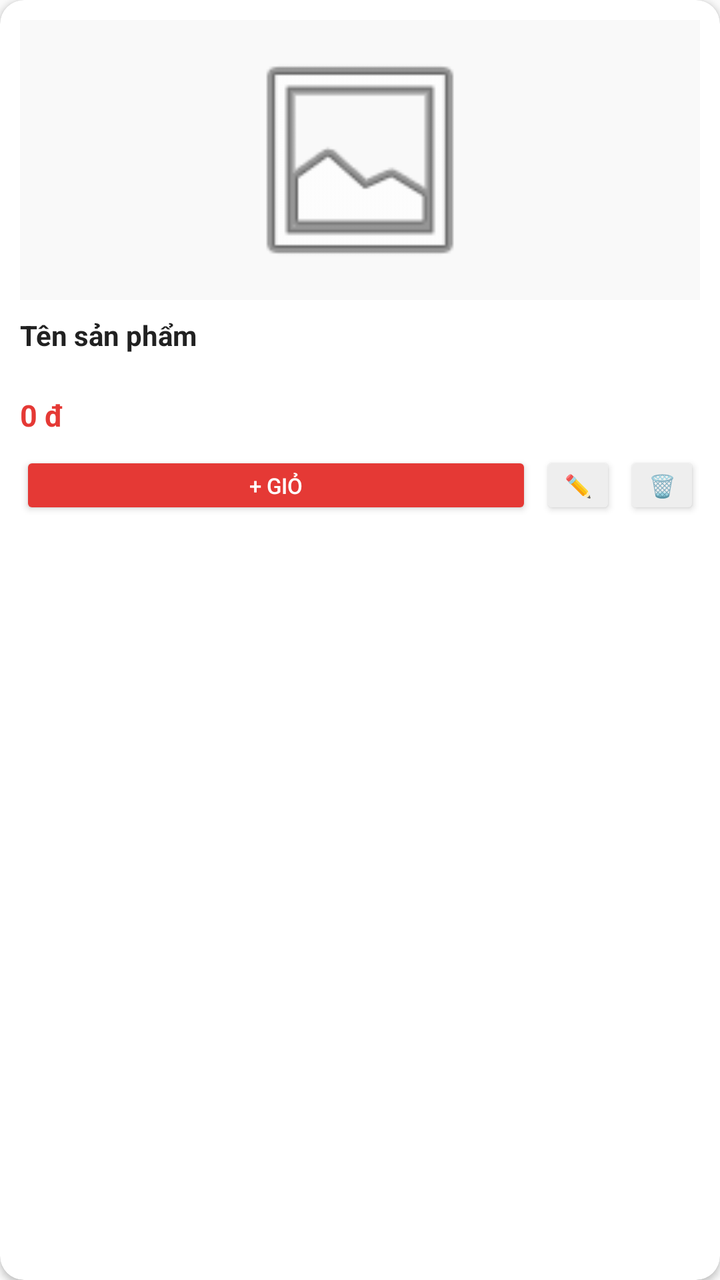
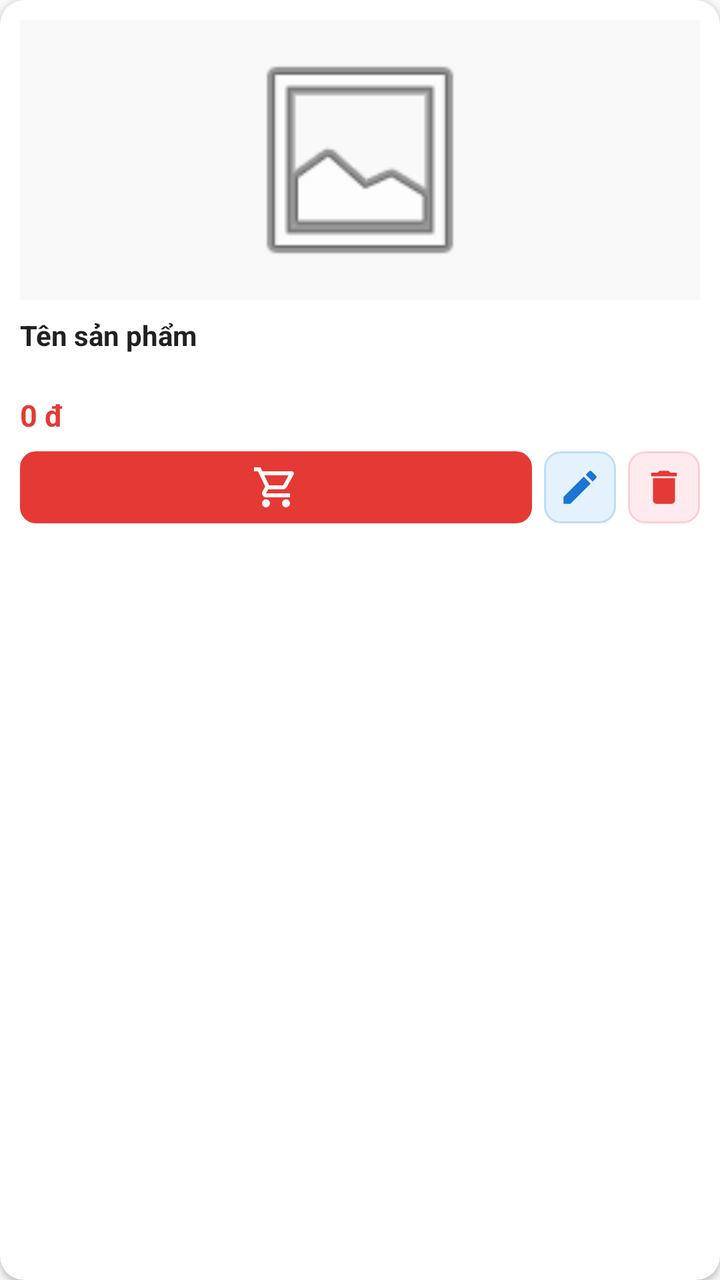

Two renders of the same Android screen: before a commit and after it. Below are the layout's source before the change and the commit's diff.
<!-- AndroidManifest.xml: application theme Theme.Cellphonesclone -->
<!-- res/layout/item_product.xml -->
<?xml version="1.0" encoding="utf-8"?>
<androidx.cardview.widget.CardView xmlns:android="http://schemas.android.com/apk/res/android"
    xmlns:app="http://schemas.android.com/apk/res-auto"
    android:layout_width="match_parent"
    android:layout_height="wrap_content"
    android:layout_margin="6dp"
    app:cardCornerRadius="12dp"
    app:cardElevation="2dp"
    app:cardBackgroundColor="#FFFFFF">

    <LinearLayout
        android:layout_width="match_parent"
        android:layout_height="wrap_content"
        android:orientation="vertical"
        android:padding="10dp">

        
        <ImageView
            android:id="@+id/ivProductImage"
            android:layout_width="match_parent"
            android:layout_height="140dp"
            android:scaleType="fitCenter"
            android:src="@android:drawable/ic_menu_gallery"
            android:background="#F9F9F9"
            android:padding="8dp"/>

        
        <TextView
            android:id="@+id/tvProductName"
            android:layout_width="match_parent"
            android:layout_height="wrap_content"
            android:text="Tên sản phẩm"
            android:textSize="14sp"
            android:textStyle="bold"
            android:textColor="#212121"
            android:maxLines="2"
            android:ellipsize="end"
            android:minLines="2"
            android:layout_marginTop="8dp"/>

        
        <TextView
            android:id="@+id/tvProductPrice"
            android:layout_width="match_parent"
            android:layout_height="wrap_content"
            android:text="0 đ"
            android:textSize="15sp"
            android:textColor="#E53935"
            android:textStyle="bold"
            android:layout_marginTop="4dp"/>

        
        <LinearLayout
            android:layout_width="match_parent"
            android:layout_height="wrap_content"
            android:orientation="horizontal"
            android:gravity="center_vertical"
            android:layout_marginTop="8dp">

            <Button
                android:id="@+id/btnAddToCart"
                android:layout_width="0dp"
                android:layout_height="34dp"
                android:layout_weight="1"
                android:text="+ Giỏ"
                android:textSize="11sp"
                android:backgroundTint="#E53935"
                android:textColor="#FFFFFF"
                android:padding="0dp"/>

            <Button
                android:id="@+id/btnEdit"
                android:layout_width="38dp"
                android:layout_height="34dp"
                android:text="✏️"
                android:textSize="11sp"
                android:backgroundTint="#EEEEEE"
                android:textColor="#424242"
                android:padding="0dp"
                android:layout_marginStart="4dp"/>

            <Button
                android:id="@+id/btnDelete"
                android:layout_width="38dp"
                android:layout_height="34dp"
                android:text="🗑️"
                android:textSize="11sp"
                android:backgroundTint="#EEEEEE"
                android:textColor="#D32F2F"
                android:padding="0dp"
                android:layout_marginStart="4dp"/>

        </LinearLayout>

    </LinearLayout>

</androidx.cardview.widget.CardView>
<!-- resources referenced by this layout -->
<resources>
  <style name="Theme.Cellphonesclone" parent="Theme.AppCompat.Light.NoActionBar">
          <item name="colorPrimary">@color/colorPrimary</item>
          <item name="colorPrimaryDark">@color/colorPrimaryDark</item>
          <item name="colorAccent">@color/colorAccent</item>
          <item name="android:statusBarColor">@color/colorPrimaryDark</item>
      </style>
  <color name="colorPrimary">#E53935</color>
  <color name="colorPrimaryDark">#B71C1C</color>
  <color name="colorAccent">#1976D2</color>
</resources>

<!-- the commit's change to res/layout/item_product.xml (unified diff, before → after) -->
@@ -57,38 +57,39 @@
             android:gravity="center_vertical"
             android:layout_marginTop="8dp">
 
-            <Button
+            <ImageButton
                 android:id="@+id/btnAddToCart"
                 android:layout_width="0dp"
-                android:layout_height="34dp"
+                android:layout_height="36dp"
                 android:layout_weight="1"
-                android:text="+ Giỏ"
-                android:textSize="11sp"
-                android:backgroundTint="#E53935"
-                android:textColor="#FFFFFF"
-                android:padding="0dp"/>
+                android:src="@drawable/ic_cart"
+                android:background="@drawable/bg_btn_cart"
+                android:contentDescription="Thêm vào giỏ hàng"
+                android:scaleType="centerInside"
+                android:padding="6dp"
+                app:tint="#FFFFFF"/>
 
-            <Button
+            <ImageButton
                 android:id="@+id/btnEdit"
-                android:layout_width="38dp"
-                android:layout_height="34dp"
-                android:text="✏️"
-                android:textSize="11sp"
-                android:backgroundTint="#EEEEEE"
-                android:textColor="#424242"
-                android:padding="0dp"
-                android:layout_marginStart="4dp"/>
+                android:layout_width="36dp"
+                android:layout_height="36dp"
+                android:src="@drawable/ic_edit"
+                android:background="@drawable/bg_btn_edit"
+                android:contentDescription="Chỉnh sửa sản phẩm"
+                android:scaleType="centerInside"
+                android:padding="7dp"
+                android:layout_marginStart="6dp"/>
 
-            <Button
+            <ImageButton
                 android:id="@+id/btnDelete"
-                android:layout_width="38dp"
-                android:layout_height="34dp"
-                android:text="🗑️"
-                android:textSize="11sp"
-                android:backgroundTint="#EEEEEE"
-                android:textColor="#D32F2F"
-                android:padding="0dp"
-                android:layout_marginStart="4dp"/>
+                android:layout_width="36dp"
+                android:layout_height="36dp"
+                android:src="@drawable/ic_delete"
+                android:background="@drawable/bg_btn_delete"
+                android:contentDescription="Xóa sản phẩm"
+                android:scaleType="centerInside"
+                android:padding="7dp"
+                android:layout_marginStart="6dp"/>
 
         </LinearLayout>
 
<!-- resource entries referenced after the edit -->
@@ -1,5 +1,54 @@
 <!-- resources referenced by this layout -->
 <resources>
+  <!-- drawable bg_btn_cart (drawable) -->
+  <?xml version="1.0" encoding="utf-8"?>
+  <shape xmlns:android="http://schemas.android.com/apk/res/android"
+      android:shape="rectangle">
+      <solid android:color="#E53935"/>
+      <corners android:radius="8dp"/>
+  </shape>
+  <!-- drawable bg_btn_delete (drawable) -->
+  <?xml version="1.0" encoding="utf-8"?>
+  <shape xmlns:android="http://schemas.android.com/apk/res/android"
+      android:shape="rectangle">
+      <solid android:color="#FFEBEE"/>
+      <stroke android:width="1dp" android:color="#FFCDD2"/>
+      <corners android:radius="8dp"/>
+  </shape>
+  <!-- drawable bg_btn_edit (drawable) -->
+  <?xml version="1.0" encoding="utf-8"?>
+  <shape xmlns:android="http://schemas.android.com/apk/res/android"
+      android:shape="rectangle">
+      <solid android:color="#E3F2FD"/>
+      <stroke android:width="1dp" android:color="#BBDEFB"/>
+      <corners android:radius="8dp"/>
+  </shape>
+  <!-- drawable ic_cart (drawable) -->
+  <vector xmlns:android="http://schemas.android.com/apk/res/android" android:height="24dp" android:tint="#000000" android:viewportHeight="960" android:viewportWidth="960" android:width="24dp">
+        
+      <path android:fillColor="@android:color/white" android:pathData="M223.5,856.5Q200,833 200,800Q200,767 223.5,743.5Q247,720 280,720Q313,720 336.5,743.5Q360,767 360,800Q360,833 336.5,856.5Q313,880 280,880Q247,880 223.5,856.5ZM623.5,856.5Q600,833 600,800Q600,767 623.5,743.5Q647,720 680,720Q713,720 736.5,743.5Q760,767 760,800Q760,833 736.5,856.5Q713,880 680,880Q647,880 623.5,856.5ZM246,240L342,440L622,440Q622,440 622,440Q622,440 622,440L732,240Q732,240 732,240Q732,240 732,240L246,240ZM208,160L798,160Q821,160 833,180.5Q845,201 834,222L692,478Q681,498 662.5,509Q644,520 622,520L324,520L280,600Q280,600 280,600Q280,600 280,600L760,600L760,680L280,680Q235,680 212,640.5Q189,601 210,562L264,464L120,160L40,160L40,80L170,80L208,160ZM342,440L342,440L622,440Q622,440 622,440Q622,440 622,440L622,440L342,440Z"/>
+      
+  </vector>
+  <!-- drawable ic_delete (drawable) -->
+  <vector xmlns:android="http://schemas.android.com/apk/res/android"
+      android:width="24dp"
+      android:height="24dp"
+      android:viewportWidth="24"
+      android:viewportHeight="24">
+      <path
+          android:fillColor="#E53935"
+          android:pathData="M6,19c0,1.1 0.9,2 2,2h8c1.1,0 2,-0.9 2,-2V7H6v12zM19,4h-3.5l-1,-1h-5l-1,1H5v2h14V4z"/>
+  </vector>
+  <!-- drawable ic_edit (drawable) -->
+  <vector xmlns:android="http://schemas.android.com/apk/res/android"
+      android:width="24dp"
+      android:height="24dp"
+      android:viewportWidth="24"
+      android:viewportHeight="24">
+      <path
+          android:fillColor="#1976D2"
+          android:pathData="M3,17.25V21h3.75L17.81,9.94l-3.75,-3.75L3,17.25zM20.71,7.04c0.39,-0.39 0.39,-1.02 0,-1.41l-2.34,-2.34c-0.39,-0.39 -1.02,-0.39 -1.41,0l-1.83,1.83 3.75,3.75 1.83,-1.83z"/>
+  </vector>
   <style name="Theme.Cellphonesclone" parent="Theme.AppCompat.Light.NoActionBar">
           <item name="colorPrimary">@color/colorPrimary</item>
           <item name="colorPrimaryDark">@color/colorPrimaryDark</item>
